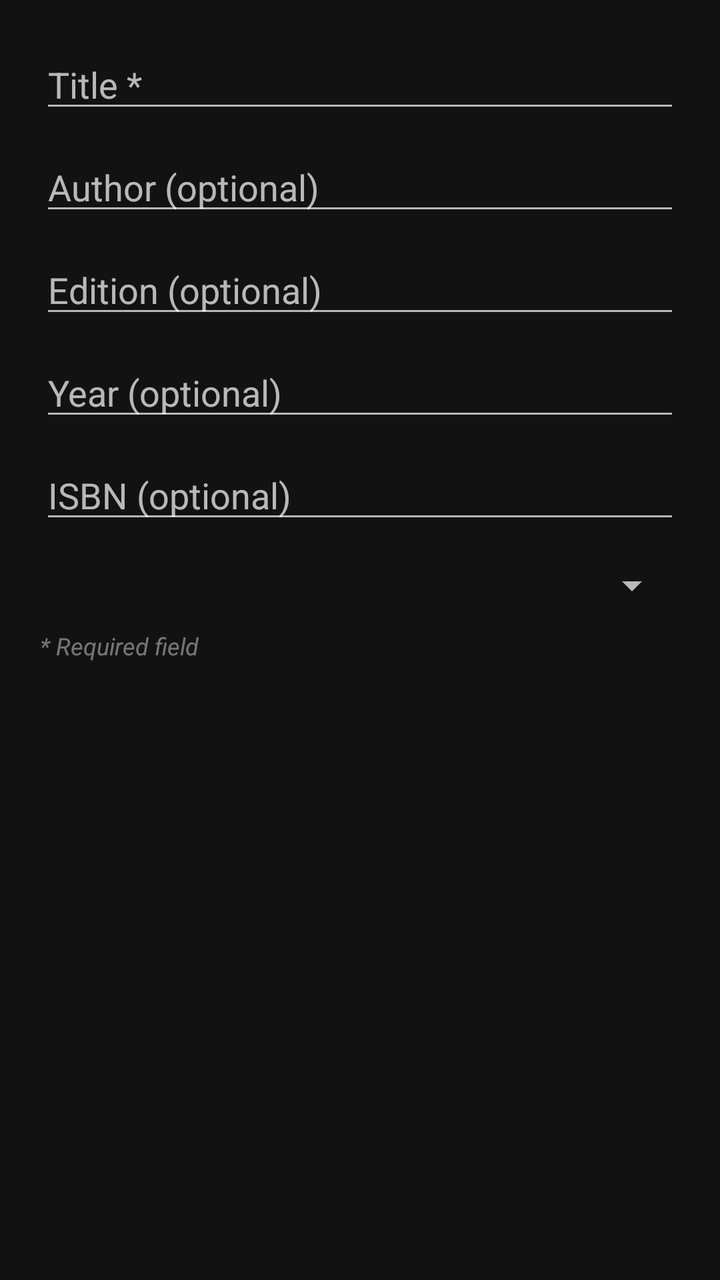
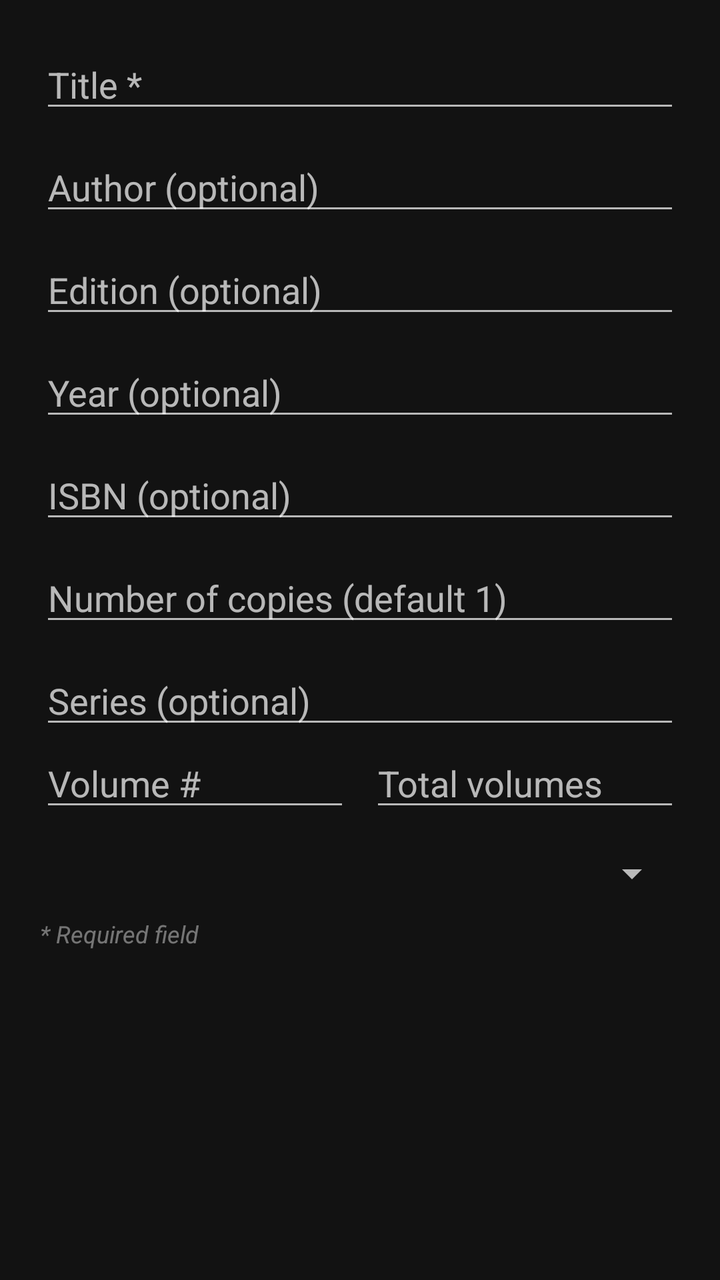

Before-and-after screenshots of an Android layout around one commit, followed by the original layout XML and the change that was made.
<!-- AndroidManifest.xml: application theme Theme.Library.Default -->
<!-- res/layout/dialog_add_book.xml -->
<LinearLayout xmlns:android="http://schemas.android.com/apk/res/android"
    android:layout_width="match_parent"
    android:layout_height="wrap_content"
    android:orientation="vertical"
    android:padding="20dp">

    <EditText android:id="@+id/titleInput" android:hint="Title *"
        android:layout_width="match_parent" android:layout_height="wrap_content" />
    <EditText android:id="@+id/authorInput" android:hint="Author (optional)"
        android:layout_width="match_parent" android:layout_height="wrap_content"
        android:layout_marginTop="10dp" />
    <EditText android:id="@+id/editionInput" android:hint="Edition (optional)"
        android:layout_width="match_parent" android:layout_height="wrap_content"
        android:layout_marginTop="10dp" />
    <EditText android:id="@+id/yearInput" android:hint="Year (optional)"
        android:layout_width="match_parent" android:layout_height="wrap_content"
        android:inputType="number"
        android:layout_marginTop="10dp" />
    <EditText android:id="@+id/isbnInput" android:hint="ISBN (optional)"
        android:layout_width="match_parent" android:layout_height="wrap_content"
        android:inputType="number"
        android:layout_marginTop="10dp" />

    <Spinner android:id="@+id/categorySpinner"
        android:layout_width="match_parent" android:layout_height="wrap_content"
        android:layout_marginTop="14dp" />

    <TextView
        android:layout_width="match_parent" android:layout_height="wrap_content"
        android:layout_marginTop="10dp" android:text="* Required field"
        android:textSize="12sp" android:textStyle="italic" android:alpha="0.6" />

</LinearLayout>
<!-- resources referenced by this layout -->
<resources>
  <style name="Theme.Library.Default" parent="Theme.MaterialComponents.NoActionBar">
          <item name="appColorPrimary">#B085F5</item>
          <item name="appColorOnPrimary">#000000</item>
          <item name="appColorOnSurface">#FFFFFF</item>
          <item name="appColorDelete">#E57373</item>
          <item name="appColorSurface">#2B2B2B</item>
          <item name="appColorDuplicateTagBg">#444444</item>
          <item name="appColorDuplicateTagText">#DDDDDD</item>
          <item name="colorPrimary">?attr/appColorPrimary</item>
          <item name="colorAccent">?attr/appColorPrimary</item>
          <item name="android:statusBarColor">?attr/appColorPrimary</item>
      </style>
</resources>

<!-- the commit's change to res/layout/dialog_add_book.xml (unified diff, before → after) -->
@@ -1,33 +1,61 @@
-<LinearLayout xmlns:android="http://schemas.android.com/apk/res/android"
+<ScrollView xmlns:android="http://schemas.android.com/apk/res/android"
     android:layout_width="match_parent"
-    android:layout_height="wrap_content"
-    android:orientation="vertical"
-    android:padding="20dp">
+    android:layout_height="wrap_content">
 
-    <EditText android:id="@+id/titleInput" android:hint="Title *"
-        android:layout_width="match_parent" android:layout_height="wrap_content" />
-    <EditText android:id="@+id/authorInput" android:hint="Author (optional)"
-        android:layout_width="match_parent" android:layout_height="wrap_content"
-        android:layout_marginTop="10dp" />
-    <EditText android:id="@+id/editionInput" android:hint="Edition (optional)"
-        android:layout_width="match_parent" android:layout_height="wrap_content"
-        android:layout_marginTop="10dp" />
-    <EditText android:id="@+id/yearInput" android:hint="Year (optional)"
-        android:layout_width="match_parent" android:layout_height="wrap_content"
-        android:inputType="number"
-        android:layout_marginTop="10dp" />
-    <EditText android:id="@+id/isbnInput" android:hint="ISBN (optional)"
-        android:layout_width="match_parent" android:layout_height="wrap_content"
-        android:inputType="number"
-        android:layout_marginTop="10dp" />
+    <LinearLayout
+        android:layout_width="match_parent"
+        android:layout_height="wrap_content"
+        android:orientation="vertical"
+        android:padding="20dp">
 
-    <Spinner android:id="@+id/categorySpinner"
-        android:layout_width="match_parent" android:layout_height="wrap_content"
-        android:layout_marginTop="14dp" />
+        <EditText android:id="@+id/titleInput" android:hint="Title *"
+            android:layout_width="match_parent" android:layout_height="wrap_content" />
+        <EditText android:id="@+id/authorInput" android:hint="Author (optional)"
+            android:layout_width="match_parent" android:layout_height="wrap_content"
+            android:layout_marginTop="10dp" />
+        <EditText android:id="@+id/editionInput" android:hint="Edition (optional)"
+            android:layout_width="match_parent" android:layout_height="wrap_content"
+            android:layout_marginTop="10dp" />
+        <EditText android:id="@+id/yearInput" android:hint="Year (optional)"
+            android:layout_width="match_parent" android:layout_height="wrap_content"
+            android:inputType="number"
+            android:layout_marginTop="10dp" />
+        <EditText android:id="@+id/isbnInput" android:hint="ISBN (optional)"
+            android:layout_width="match_parent" android:layout_height="wrap_content"
+            android:inputType="number"
+            android:layout_marginTop="10dp" />
+        <EditText android:id="@+id/copiesInput" android:hint="Number of copies (default 1)"
+            android:layout_width="match_parent" android:layout_height="wrap_content"
+            android:inputType="number"
+            android:layout_marginTop="10dp" />
+        <EditText android:id="@+id/seriesNameInput" android:hint="Series (optional)"
+            android:layout_width="match_parent" android:layout_height="wrap_content"
+            android:layout_marginTop="10dp" />
 
-    <TextView
-        android:layout_width="match_parent" android:layout_height="wrap_content"
-        android:layout_marginTop="10dp" android:text="* Required field"
-        android:textSize="12sp" android:textStyle="italic" android:alpha="0.6" />
+        <LinearLayout
+            android:layout_width="match_parent"
+            android:layout_height="wrap_content"
+            android:orientation="horizontal">
 
-</LinearLayout>
+            <EditText android:id="@+id/seriesNumberInput" android:hint="Volume #"
+                android:layout_width="0dp" android:layout_height="wrap_content"
+                android:layout_weight="1" android:inputType="number" />
+            <EditText android:id="@+id/seriesTotalInput" android:hint="Total volumes"
+                android:layout_width="0dp" android:layout_height="wrap_content"
+                android:layout_weight="1" android:inputType="number"
+                android:layout_marginStart="10dp" />
+
+        </LinearLayout>
+
+        <Spinner android:id="@+id/categorySpinner"
+            android:layout_width="match_parent" android:layout_height="wrap_content"
+            android:layout_marginTop="14dp" />
+
+        <TextView
+            android:layout_width="match_parent" android:layout_height="wrap_content"
+            android:layout_marginTop="10dp" android:text="* Required field"
+            android:textSize="12sp" android:textStyle="italic" android:alpha="0.6" />
+
+    </LinearLayout>
+
+</ScrollView>
